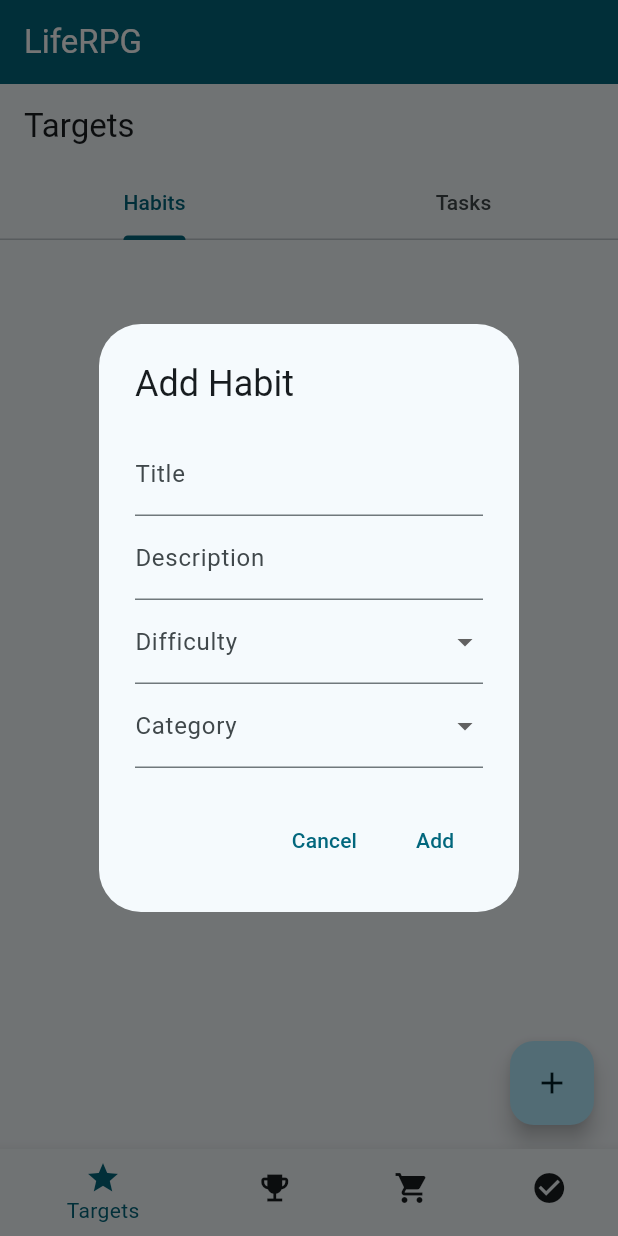
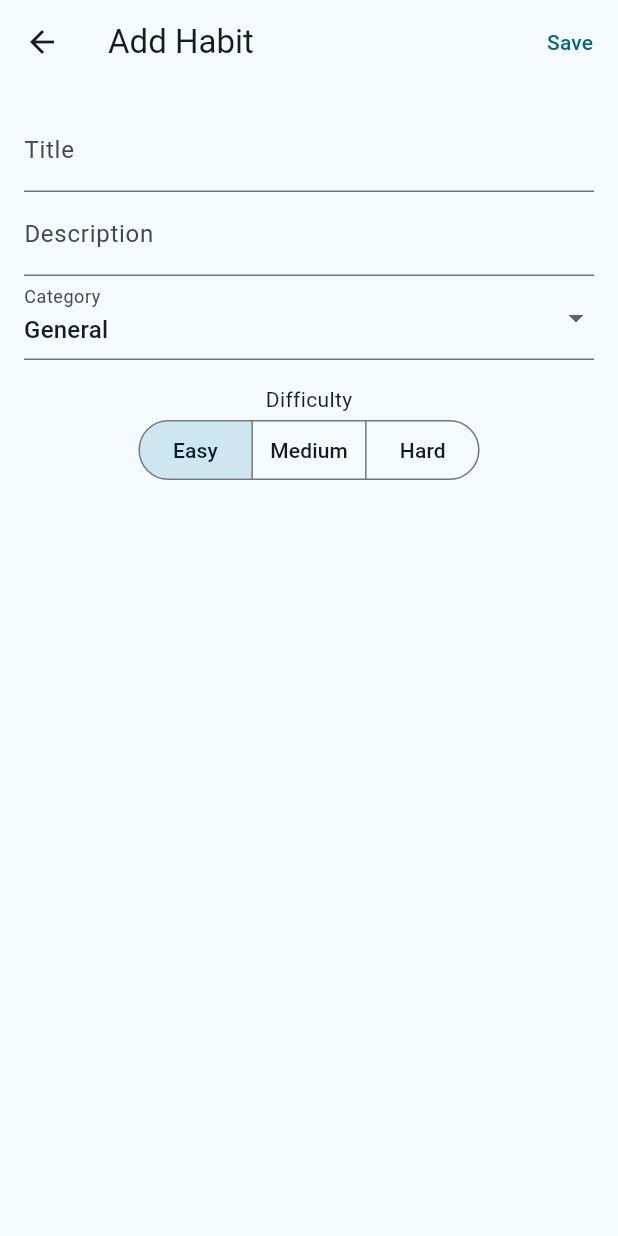
Before and after one commit to camel-exvl/LifeRPG, a Flutter app: the screen it shows after launch, after a tap on the "add" icon, on a phone screen of 412 x 824 dp. Run offline on Flutter 3.47's test engine with Material 3 defaults, Android fonts, the phone set to English and light mode, and no system bars; generated files the repository leaves out were written again; Roboto replaces fonts that are missing (Fusion Pixel 10px Proportional zh_hans Regular).

Commit message:
feat(habit): 实装了habit页面部分功能，调整ui
1. 实现难度、类别等枚举量的国际化
2. 实装habit点击修改的功能，并将添加/修改habit的页面由弹窗改为独立页面
3. 修复切换tab导致列表清空的问题

```diff
--- a/lib/model/common_model.dart
+++ b/lib/model/common_model.dart
@@ -1,3 +1,39 @@
+import 'package:flutter_gen/gen_l10n/app_localizations.dart';
+
 enum Difficulty { easy, medium, hard }
 
 enum Category { general, art, career, health, fun, learning, social }
+
+extension DifficultyExtension on Difficulty {
+  String localizedString(context) {
+    switch (this) {
+      case Difficulty.easy:
+        return AppLocalizations.of(context)!.easy;
+      case Difficulty.medium:
+        return AppLocalizations.of(context)!.medium;
+      case Difficulty.hard:
+        return AppLocalizations.of(context)!.hard;
+    }
+  }
+}
+
+extension CategoryExtension on Category {
+  String localizedString(context) {
+    switch (this) {
+      case Category.general:
+        return AppLocalizations.of(context)!.general;
+      case Category.art:
+        return AppLocalizations.of(context)!.art;
+      case Category.career:
+        return AppLocalizations.of(context)!.career;
+      case Category.health:
+        return AppLocalizations.of(context)!.health;
+      case Category.fun:
+        return AppLocalizations.of(context)!.fun;
+      case Category.learning:
+        return AppLocalizations.of(context)!.learning;
+      case Category.social:
+        return AppLocalizations.of(context)!.social;
+    }
+  }
+}
--- a/lib/model/habit_model.dart
+++ b/lib/model/habit_model.dart
@@ -9,9 +9,10 @@ class HabitModel {
   final Category category;
 
   HabitModel({
+    String? id,
     required this.title,
     required this.description,
     required this.difficulty,
     required this.category,
-  }) : id = UniqueKey().toString();
+  }) : id = id ?? UniqueKey().toString();
 }
--- /dev/null
+++ b/lib/view/habit_edit_view.dart
@@ -0,0 +1,136 @@
+import 'package:flutter/material.dart';
+import 'package:flutter_gen/gen_l10n/app_localizations.dart';
+
+import '../model/common_model.dart';
+import '../model/habit_model.dart';
+import '../viewmodel/habit_viewmodel.dart';
+
+class HabitEditView extends StatefulWidget {
+  const HabitEditView(
+      {super.key, required this.viewModel, required this.isAdd, this.habit});
+
+  final HabitViewModel viewModel;
+  final bool isAdd;
+  final HabitModel? habit;
+
+  @override
+  State<HabitEditView> createState() => _HabitEditViewState();
+}
+
+class _HabitEditViewState extends State<HabitEditView> {
+  final _globalKey = GlobalKey<FormState>();
+  final _titleController = TextEditingController();
+  final _descriptionController = TextEditingController();
+  late Difficulty _difficultyValue;
+  late Category _categoryValue;
+
+  @override
+  void initState() {
+    super.initState();
+    _titleController.text = widget.habit?.title ?? '';
+    _descriptionController.text = widget.habit?.description ?? '';
+    _difficultyValue = widget.habit?.difficulty ?? Difficulty.easy;
+    _categoryValue = widget.habit?.category ?? Category.general;
+  }
+
+  @override
+  Widget build(BuildContext context) {
+    return Scaffold(
+      appBar: AppBar(
+        title: Text(widget.isAdd
+            ? AppLocalizations.of(context)!.addHabit
+            : AppLocalizations.of(context)!.editHabit),
+        actions: <Widget>[
+          TextButton(
+            onPressed: () {
+              if (_globalKey.currentState!.validate()) {
+                if (widget.isAdd) {
+                  widget.viewModel.addHabit(HabitModel(
+                      title: _titleController.text,
+                      description: _descriptionController.text,
+                      difficulty: _difficultyValue,
+                      category: _categoryValue));
+                } else {
+                  widget.viewModel.editHabit(HabitModel(
+                      id: widget.habit!.id,
+                      title: _titleController.text,
+                      description: _descriptionController.text,
+                      difficulty: _difficultyValue,
+                      category: _categoryValue));
+                }
+                Navigator.of(context).pop();
+              }
+            },
+            child: Text(AppLocalizations.of(context)!.save),
+          ),
+        ],
+      ),
+      body: Padding(
+        padding: const EdgeInsets.all(16.0),
+        child: SingleChildScrollView(
+            child: Form(
+          key: _globalKey,
+          child: Column(
+            mainAxisSize: MainAxisSize.min,
+            children: <Widget>[
+              TextFormField(
+                controller: _titleController,
+                decoration: InputDecoration(
+                    labelText: AppLocalizations.of(context)!.title),
+                validator: (value) {
+                  if (value == null || value.isEmpty) {
+                    return AppLocalizations.of(context)!.titleRequired;
+                  }
+                  return null;
+                },
+              ),
+              TextFormField(
+                  controller: _descriptionController,
+                  decoration: InputDecoration(
+                      labelText: AppLocalizations.of(context)!.description),
+                  maxLines: null),
+              DropdownButtonFormField<Category>(
+                decoration: InputDecoration(
+                    labelText: AppLocalizations.of(context)!.category),
+                items: Category.values
+                    .map((category) => DropdownMenuItem(
+                        value: category,
+                        child: Text(category.localizedString(context))))
+                    .toList(),
+                value: _categoryValue,
+                onChanged: (Category? value) {
+                  setState(() {
+                    _categoryValue = value!;
+                  });
+                },
+              ),
+              Padding(
+                  padding: const EdgeInsets.only(top: 16.0),
+                  child: Text(AppLocalizations.of(context)!.difficulty)),
+              SegmentedButton<Difficulty>(
+                  segments: Difficulty.values
+                      .map((difficulty) => ButtonSegment(
+                          value: difficulty,
+                          label: Text(difficulty.localizedString(context))))
+                      .toList(),
+                  selected: <Difficulty>{_difficultyValue},
+                  onSelectionChanged: (selected) {
+                    setState(() {
+                      _difficultyValue = selected.first;
+                    });
+                  },
+                  showSelectedIcon: false),
+            ],
+          ),
+        )),
+      ),
+    );
+  }
+
+  @override
+  void dispose() {
+    _titleController.dispose();
+    _descriptionController.dispose();
+    super.dispose();
+  }
+}
--- a/lib/view/habit_view.dart
+++ b/lib/view/habit_view.dart
@@ -1,10 +1,9 @@
 import 'package:flutter/material.dart';
-import 'package:flutter_gen/gen_l10n/app_localizations.dart';
 import 'package:liferpg/viewmodel/habit_viewmodel.dart';
 import 'package:provider/provider.dart';
 
-import '../model/common_model.dart';
 import '../model/habit_model.dart';
+import 'habit_edit_view.dart';
 
 class HabitView extends StatefulWidget {
   const HabitView({super.key});
@@ -13,9 +12,11 @@ class HabitView extends StatefulWidget {
   State<HabitView> createState() => _HabitViewState();
 }
 
-class _HabitViewState extends State<HabitView> {
+class _HabitViewState extends State<HabitView>
+    with AutomaticKeepAliveClientMixin {
   @override
   Widget build(BuildContext context) {
+    super.build(context);
     return ChangeNotifierProvider(
         create: (context) => HabitViewModel(),
         child: Consumer<HabitViewModel>(builder: (context, viewModel, child) {
@@ -27,130 +28,30 @@ class _HabitViewState extends State<HabitView> {
                 return ListTile(
                   title: Text(habit.title),
                   subtitle: Text(habit.description),
+                  onTap: () {
+                    Navigator.of(context).push(MaterialPageRoute(
+                        builder: (context) => HabitEditView(
+                            viewModel: viewModel, isAdd: false, habit: habit)));
+                  },
                   trailing: IconButton(
-                    icon: const Icon(Icons.check),
-                    onPressed: () {
-                      // model.completeHabit(habit);
-                    },
+                    icon: const Icon(Icons.add),
+                    onPressed: () {},
                   ),
                 );
               },
             ),
             floatingActionButton: FloatingActionButton(
               onPressed: () {
-                showDialog(
-                    context: context,
-                    builder: (context) {
-                      return AddHabitDialog(viewModel: viewModel);
-                    });
+                Navigator.of(context).push(MaterialPageRoute(
+                    builder: (context) =>
+                        HabitEditView(viewModel: viewModel, isAdd: true)));
               },
               child: const Icon(Icons.add),
             ),
           );
         }));
   }
-}
-
-class AddHabitDialog extends StatefulWidget {
-  const AddHabitDialog({super.key, required this.viewModel});
-
-  final HabitViewModel viewModel;
 
   @override
-  State<AddHabitDialog> createState() => _AddHabitDialogState();
+  bool get wantKeepAlive => true; // keep the state of the widget
 }
-
-class _AddHabitDialogState extends State<AddHabitDialog> {
-  final globalKey = GlobalKey<FormState>();
-
-  @override
-  Widget build(BuildContext context) {
-    return AlertDialog(
-      title: Text(AppLocalizations.of(context)!.addHabit),
-      content: Form(
-        key: globalKey,
-        child: Column(
-          mainAxisSize: MainAxisSize.min,
-          children: <Widget>[
-            TextFormField(
-              decoration: InputDecoration(
-                  labelText: AppLocalizations.of(context)!.title),
-              validator: (value) {
-                if (value == null || value.isEmpty) {
-                  return AppLocalizations.of(context)!.titleRequired;
-                }
-                return null;
-              },
-            ),
-            TextFormField(
-              decoration: InputDecoration(
-                  labelText: AppLocalizations.of(context)!.description),
-              validator: (value) {
-                if (value == null || value.isEmpty) {
-                  return AppLocalizations.of(context)!.descriptionRequired;
-                }
-                return null;
-              },
-            ),
-            DropdownButtonFormField<Difficulty>(
-              decoration: InputDecoration(
-                  labelText: AppLocalizations.of(context)!.difficulty),
-              items: Difficulty.values
-                  .map((difficulty) => DropdownMenuItem(
-                        value: difficulty,
-                        child: Text(difficulty.toString()),
-                      ))
-                  .toList(),
-              validator: (value) {
-                if (value == null) {
-                  return AppLocalizations.of(context)!.difficultyRequired;
-                }
-                return null;
-              },
-              onChanged: (Difficulty? value) {},
-            ),
-            DropdownButtonFormField<Category>(
-              decoration: InputDecoration(
-                  labelText: AppLocalizations.of(context)!.category),
-              items: Category.values
-                  .map((category) => DropdownMenuItem(
-                        value: category,
-                        child: Text(category.toString()),
-                      ))
-                  .toList(),
-              validator: (value) {
-                if (value == null) {
-                  return AppLocalizations.of(context)!.categoryRequired;
-                }
-                return null;
-              },
-              onChanged: (Category? value) {},
-            ),
-          ],
-        ),
-      ),
-      actions: <Widget>[
-        TextButton(
-          onPressed: () {
-            Navigator.of(context).pop();
-          },
-          child: Text(AppLocalizations.of(context)!.cancel),
-        ),
-        TextButton(
-          onPressed: () {
-            if (globalKey.currentState!.validate()) {
-              widget.viewModel.addHabit(HabitModel(
-                title: 'title',
-                description: 'description',
-                difficulty: Difficulty.easy,
-                category: Category.health,
-              ));
-              Navigator.of(context).pop();
-            }
-          },
-          child: Text(AppLocalizations.of(context)!.add),
-        ),
-      ],
-    );
-  }
-}
--- a/lib/view/home_view.dart
+++ b/lib/view/home_view.dart
@@ -12,8 +12,7 @@ class HomeView extends StatefulWidget {
 class _HomeViewState extends State<HomeView> {
   int _selectedIndex = 0;
 
-  // TODO: Replace this with actual pages
-  static const List<Widget> _widgetOptions = <Widget>[
+  final List<Widget> _views = const <Widget>[
     TargetView(),
     Placeholder(),
     Placeholder(),
@@ -34,8 +33,10 @@ class _HomeViewState extends State<HomeView> {
         foregroundColor: Theme.of(context).colorScheme.onPrimary,
         backgroundColor: Theme.of(context).colorScheme.primary,
       ),
-      body: Center(
-        child: _widgetOptions.elementAt(_selectedIndex),
+      body: IndexedStack(
+        // use IndexedStack can keep the state of the widgets
+        index: _selectedIndex,
+        children: _views,
       ),
       bottomNavigationBar: BottomNavigationBar(
         items: <BottomNavigationBarItem>[
--- a/lib/view/target_view.dart
+++ b/lib/view/target_view.dart
@@ -10,6 +10,14 @@ class TargetView extends StatefulWidget {
 }
 
 class _TargetViewState extends State<TargetView> {
+  final PageStorageBucket _bucket = PageStorageBucket();
+  final List<Widget> _views = const <Widget>[
+    HabitView(
+      key: PageStorageKey('HabitView'),
+    ),
+    Placeholder(),
+  ];
+
   @override
   Widget build(BuildContext context) {
     return DefaultTabController(
@@ -24,8 +32,13 @@ class _TargetViewState extends State<TargetView> {
             ],
           ),
         ),
-        body: const TabBarView(
-          children: <Widget>[HabitView(), Placeholder()],
+        body: TabBarView(
+          children: _views.map((Widget view) {
+            return PageStorage(
+              bucket: _bucket,
+              child: view,
+            );
+          }).toList(),
         ),
       ),
     );
--- a/lib/viewmodel/habit_viewmodel.dart
+++ b/lib/viewmodel/habit_viewmodel.dart
@@ -18,4 +18,9 @@ class HabitViewModel extends ChangeNotifier {
     _habits.remove(habit);
     notifyListeners();
   }
+
+  void editHabit(HabitModel habit) {
+    _habits[_habits.indexWhere((element) => element.id == habit.id)] = habit;
+    notifyListeners();
+  }
 }
--- a/pubspec.yaml
+++ b/pubspec.yaml
@@ -40,7 +40,6 @@ dependencies:
     sdk: flutter
   intl: ^0.19.0
   provider: ^6.1.2
-  intl_translation: ^0.20.0
 
 dev_dependencies:
   flutter_test:
```
Also changed, not shown: lib/l10n/intl_en.arb (+9 -3 lines), lib/l10n/intl_zh.arb (+9 -3 lines), pubspec.lock.
